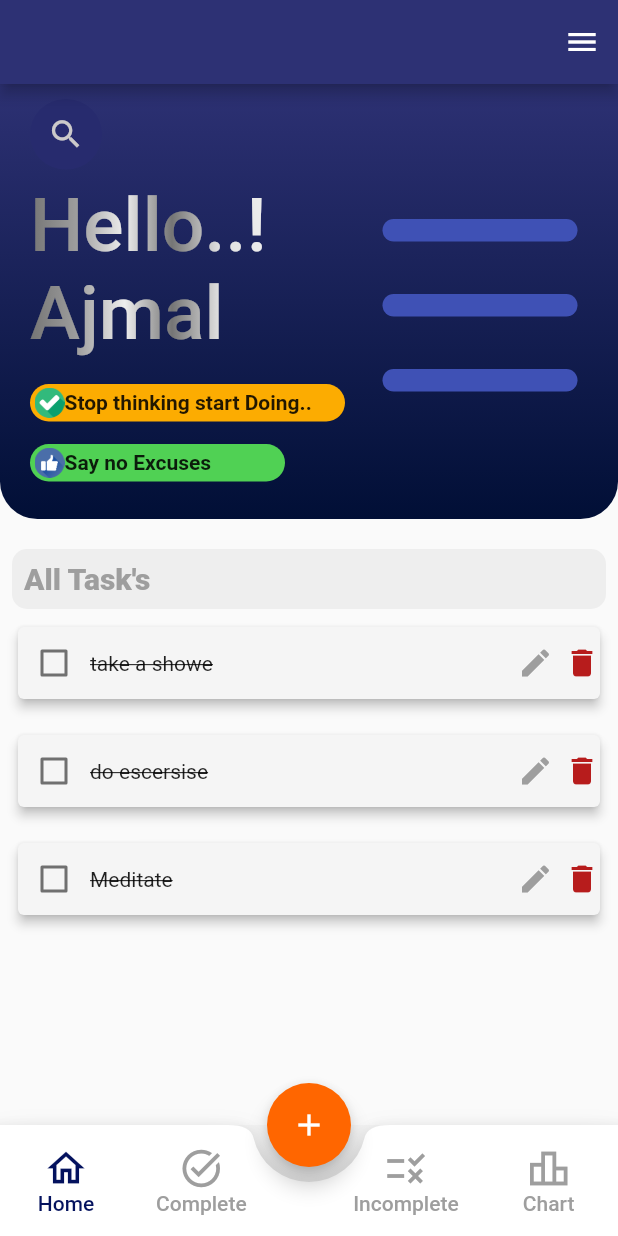
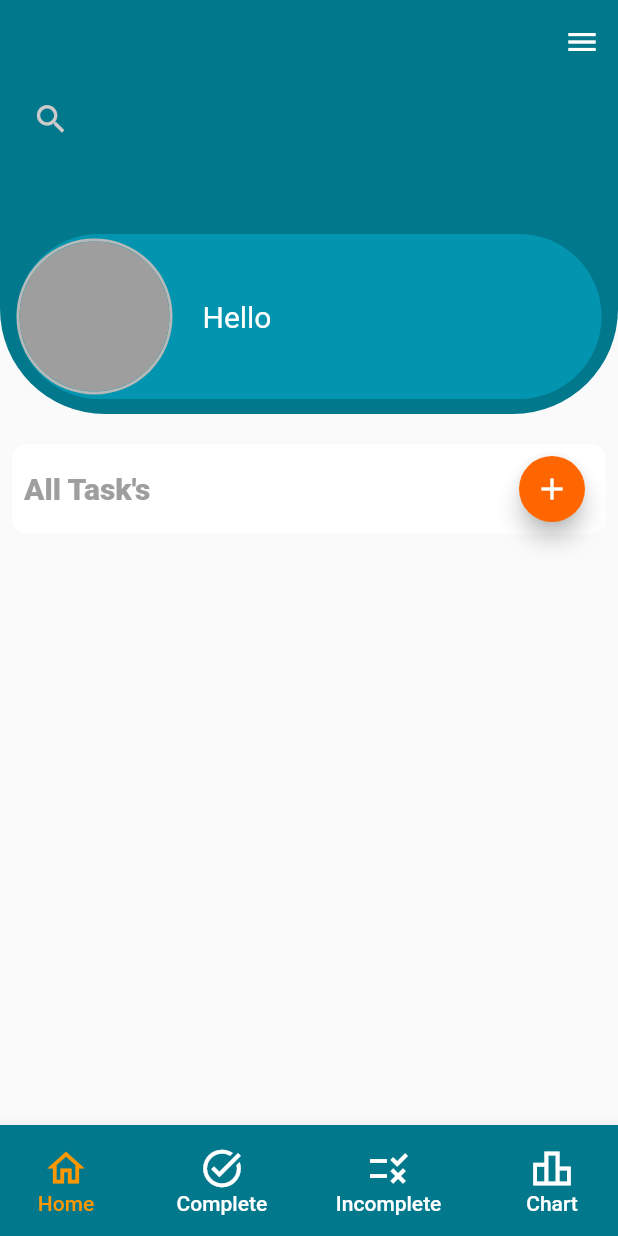
Before and after one commit to habeebputhiyakath/Todo_App, a Flutter app: the screen it shows after launch, on a phone screen of 412 x 824 dp. Run offline on Flutter 3.47's test engine with Material 2 defaults, Android fonts, the phone set to English and light mode, and no system bars.

Commit message:
Some changes

```diff
--- a/lib/Navbar.dart
+++ b/lib/Navbar.dart
@@ -9,14 +9,16 @@ import 'pages/uncomplete.dart';
 class BottomNavigation extends StatefulWidget {
   const BottomNavigation({super.key});
 
+
   @override
   State<BottomNavigation> createState() => _BottomNavigationState();
 }
 
 class _BottomNavigationState extends State<BottomNavigation> {
+  final dialogueController = TextEditingController();
   int _selectIndex = 0;
 
-  static const List _widgetOptions = [
+  static List _widgetOptions = [
     Homepage(),
     ComPleted(),
     UnComplete(),
@@ -24,64 +26,26 @@ class _BottomNavigationState extends State<BottomNavigation> {
   ];
   final PageStorageBucket bucket = PageStorageBucket();
   Widget currentScreen = Homepage();
+
+
   @override
   Widget build(BuildContext context) {
     return Scaffold(
-      backgroundColor: Colors.grey[100],
+      backgroundColor: Colors.white,
       body: PageStorage(
         bucket: bucket,
         child: currentScreen,
       ),
-      floatingActionButton: FloatingActionButton(
-        backgroundColor: Color.fromARGB(255, 255, 102, 0),
-        splashColor: Color.fromARGB(255, 240, 189, 48),
-        onPressed: () {
-          showDialog(
-            context: context,
-            builder: (BuildContext context) {
-              return AlertDialog(
-
-                title: Text('Add Task'),
-                content: TextFormField(
-                  decoration: InputDecoration(
-                    border: OutlineInputBorder(
-                      borderRadius: BorderRadius.circular(10),
-                      borderSide: BorderSide(color:Color.fromARGB(255, 4, 18, 94)),
-
-
-                    )
-                  ),
-                ),
-                actions: <Widget>[
-                  TextButton(
-                    child: Text('Add'),
-                    onPressed: () {
-                      Navigator.of(context).pop();
-                    },
-                  ),
-                  TextButton(
-                    child: Text('Cancel'),
-                    onPressed: () {
-                      Navigator.of(context).pop();
-                    },
-                  ),
-                ],
-              );
-            },
-          );
-        },
-        child: Icon(Icons.add),
-      ),
       floatingActionButtonLocation: FloatingActionButtonLocation.centerDocked,
       bottomNavigationBar: BottomAppBar(
+        color: Color.fromARGB(255, 2, 120, 141),
         shape: CircularNotchedRectangle(),
         notchMargin: 10,
         child: Container(
           height: 74,
           child: Row(
+            mainAxisAlignment: MainAxisAlignment.spaceBetween,
             children: <Widget>[
-              Row(
-                children: [
               MaterialButton(
                 onPressed: () {
                   setState(() {
@@ -96,15 +60,15 @@ class _BottomNavigationState extends State<BottomNavigation> {
                       Icons.home_outlined,
                       size: 30,
                       color: _selectIndex == 0
-                              ? Color.fromARGB(255, 4, 18, 94)
-                              : Colors.grey,
+                          ? Colors.orange
+                          : Colors.white,
                     ),
                     Text(
                       'Home',
                       style: TextStyle(
                         color: _selectIndex == 0
-                                ? Color.fromARGB(255, 4, 18, 94)
-                                : Colors.grey,
+                            ?  Colors.orange
+                            : Colors.white,
                       ),
                     )
                   ],
@@ -124,27 +88,21 @@ class _BottomNavigationState extends State<BottomNavigation> {
                       Icons.task_alt_outlined,
                       size: 30,
                       color: _selectIndex == 1
-                              ? Color.fromARGB(255, 4, 18, 94)
-                              : Colors.grey,
+                          ?  Colors.orange
+                          : Colors.white,
                     ),
                     Text(
                       'Complete',
                       style: TextStyle(
                         color: _selectIndex == 1
-                                ? Color.fromARGB(255, 4, 18, 94)
-                                : Colors.grey,
+                            ?  Colors.orange
+                            : Colors.white,
                       ),
                     )
                   ],
                 ),
               ),
-                ],
-              ),
-              SizedBox(
-                width: 39,
-              ),
-              Row(
-                children: [
+
               MaterialButton(
                 onPressed: () {
                   setState(() {
@@ -160,15 +118,15 @@ class _BottomNavigationState extends State<BottomNavigation> {
                       Icons.rule,
                       size: 30,
                       color: _selectIndex == 2
-                              ? Color.fromARGB(255, 4, 18, 94)
-                              : Colors.grey,
+                          ?  Colors.orange
+                          : Colors.white,
                     ),
                     Text(
                       'Incomplete',
                       style: TextStyle(
                         color: _selectIndex == 2
-                                ? Color.fromARGB(255, 4, 18, 94)
-                                : Colors.grey,
+                            ? Colors.orange
+                            : Colors.white,
                       ),
                     )
                   ],
@@ -188,21 +146,19 @@ class _BottomNavigationState extends State<BottomNavigation> {
                       Icons.leaderboard_outlined,
                       size: 30,
                       color: _selectIndex == 3
-                              ? Color.fromARGB(255, 4, 18, 94)
-                              : Colors.grey,
+                          ?  Colors.orange
+                          : Colors.white,
                     ),
                     Text(
                       'Chart',
                       style: TextStyle(
                         color: _selectIndex == 3
-                                ? Color.fromARGB(255, 4, 18, 94)
-                                : Colors.grey,
+                            ?  Colors.orange
+                            : Colors.white,
                       ),
                     )
                   ],
                 ),
-                  ),
-                ],
               )
             ],
           ),
@@ -210,4 +166,5 @@ class _BottomNavigationState extends State<BottomNavigation> {
       ),
     );
   }
+
 }
--- a/lib/pages/Complete.dart
+++ b/lib/pages/Complete.dart
@@ -12,14 +12,7 @@ class ComPleted extends StatelessWidget {
                 width: double.infinity,
                 height: 350,
                 decoration: BoxDecoration(
-                  gradient: LinearGradient(
-                    begin: Alignment.topCenter,
-                    end: Alignment.bottomCenter,
-                    colors: [
-                      Color.fromARGB(255, 45, 49, 116),
-                      Color.fromARGB(255, 1, 15, 54),
-                    ],
-                  ),
+                  color: Color.fromARGB(255, 2, 120, 141),
                   borderRadius: BorderRadius.only(
                     bottomLeft: Radius.circular(25),
                     bottomRight: Radius.circular(25),
@@ -27,7 +20,7 @@ class ComPleted extends StatelessWidget {
                 ),
                 child: Stack(
                   children: [
-                    _completedIcons(110,70,Icons.sentiment_satisfied_rounded,180,Colors.indigo),
+                    _completedIcons(110,70,Icons.sentiment_satisfied_rounded,180,Color.fromARGB(255, 3, 149, 175),),
                     _completedIcons(110,70,Icons.star,40,Colors.amber[400]!),
                     _completedIcons(275,110,Icons.star,30,Colors.amber[400]!),
                     _completedIcons(125,220,Icons.star,30,Colors.amber[400]!),
--- a/lib/pages/HomePage.dart
+++ b/lib/pages/HomePage.dart
@@ -5,7 +5,9 @@ import 'drawer.dart';
 import 'todolist.dart';
 
 class Homepage extends StatefulWidget {
-  const Homepage({super.key});
+  const Homepage({
+    super.key,
+  });
 
   @override
   State<Homepage> createState() => _HomepageState();
@@ -13,14 +15,11 @@ class Homepage extends StatefulWidget {
 
 class _HomepageState extends State<Homepage> {
   bool isChecked = false;
-  List todolist = [
-    ['take a showe', false],
-    ['do escersise', false],
-    ['Meditate', false],
-  ];
+  List todolist = [];
+  final dialogueController = TextEditingController();
   void checkBoxchanged(bool? value, int index) {
     setState(() {
-      todolist[index][1]=!todolist[index][1];
+      todolist[index][1] = !todolist[index][1];
     });
   }
 
@@ -28,7 +27,8 @@ class _HomepageState extends State<Homepage> {
   Widget build(BuildContext context) {
     return Scaffold(
       appBar: AppBar(
-        backgroundColor: Color.fromARGB(255, 45, 49, 116),
+        elevation: 0,
+        backgroundColor: Color.fromARGB(255, 2, 120, 141),
       ),
       endDrawer: draWer(),
       body: Column(
@@ -39,8 +39,8 @@ class _HomepageState extends State<Homepage> {
                 decoration: BoxDecoration(
                   boxShadow: [
                     BoxShadow(
-                      color: Colors.grey.withOpacity(0.5),
-                      spreadRadius: 5,
+                      color: Colors.black.withOpacity(0.10),
+                      spreadRadius: 10,
                       blurRadius: 10,
                       offset: Offset(0, 4),
                     ),
@@ -53,66 +53,49 @@ class _HomepageState extends State<Homepage> {
               ),
               Container(
                 width: double.infinity,
-                height: 290,
+                height: 220,
                 decoration: BoxDecoration(
-                  gradient: LinearGradient(
-                    begin: Alignment.topCenter,
-                    end: Alignment.bottomCenter,
-                    colors: [
-                      Color.fromARGB(255, 45, 49, 116),
-                      Color.fromARGB(255, 1, 15, 54),
-                    ],
-                  ),
+                  color: Color.fromARGB(255, 2, 120, 141),
                   borderRadius: BorderRadius.only(
-                    bottomLeft: Radius.circular(25),
-                    bottomRight: Radius.circular(25),
+                    bottomLeft: Radius.circular(70),
+                    bottomRight: Radius.circular(70),
                   ),
                 ),
                 child: Stack(
                   children: [
-                    Positioned(left: 20, top: 10, child: AnimatedSearchBar()),
-                    Positioned(
-                        top: 65,
-                        left: 20,
-                        child: ShaderMask(
-                          shaderCallback: (Rect bounds) {
-                            return LinearGradient(
-                              colors: [
-                                Colors.grey[600]!,
-                                Colors.grey[500]!,
-                                Colors.grey[200]!,
-                                Colors.grey[600]!,
-                                Colors.grey[300]!,
-                                Colors.grey[200]!,
-                              ],
-                              tileMode: TileMode.clamp,
-                            ).createShader(bounds);
-                          },
-                          child: Text(
-                            'Hello..!\nAjmal',
-                            style: TextStyle(
-                              fontSize: 50,
-                              fontWeight: FontWeight.w500,
-                              color: Colors.white,
-                            ),
+                    Positioned(left: 10, child: AnimatedSearchBar()),
+                  ],
+                ),
+              ),
+              Positioned(
+                top: 100,
+                left: 11,
+                child: Container(
+                  width: 390,
+                  height: 110,
+                  alignment: Alignment.centerLeft,
+                  decoration: BoxDecoration(
+                      color: Color.fromARGB(255, 3, 149, 175),
+                      borderRadius: BorderRadius.circular(70)),
+                  child: Row(
+                    children: [
+                      Container(
+                        decoration: BoxDecoration(
+                          shape: BoxShape.circle,
+                          border: Border.all(
+                            color: Color.fromARGB(255, 185, 184, 184),
+                            width: 2.0,
                           ),
-                        )),
-                    _positionedContainer1(
-                        200,
-                        'asset/checked (2).png',
-                        'Stop thinking start Doing..',
-                        Color.fromARGB(255, 252, 172, 1),
-                        210),
-                    _positionedContainer1(
-                        240,
-                        'asset/like.png',
-                        'Say no Excuses',
-                        const Color.fromARGB(255, 80, 209, 84),
-                        170),
-                    _positionedContainer(90, 255),
-                    _positionedContainer(140, 255),
-                    _positionedContainer(190, 255),
-                  ],
+                        ),
+                        child: CircleAvatar(
+                          radius: 50,
+                          backgroundColor: Colors.grey,
+                        ),
+                      ),
+                      SizedBox(width: 20,),
+                      Text('Hello',style: TextStyle(fontSize: 20,color: Colors.white),)
+                    ],
+                  ),
                 ),
               )
             ],
@@ -123,16 +106,16 @@ class _HomepageState extends State<Homepage> {
           Padding(
             padding: const EdgeInsets.only(left: 8, right: 8),
             child: Container(
-              height: 40,
+              height: 60,
               width: double.infinity,
               decoration: BoxDecoration(
                 borderRadius: BorderRadius.circular(10),
-                color: Colors.grey[200],
+                color: Colors.white,
               ),
               child: Padding(
                 padding: const EdgeInsets.all(8.0),
                 child: Row(
-                  mainAxisAlignment: MainAxisAlignment.start,
+                  mainAxisAlignment: MainAxisAlignment.spaceBetween,
                   children: [
                     Text(
                       "All Task's",
@@ -140,6 +123,42 @@ class _HomepageState extends State<Homepage> {
                           fontWeight: FontWeight.w800,
                           fontSize: 20,
                           color: Colors.grey),
+                    ),
+                    FloatingActionButton(
+                      backgroundColor: Color.fromARGB(255, 255, 102, 0),
+                      splashColor: Color.fromARGB(255, 240, 189, 48),
+                      onPressed: () {
+                        showDialog(
+                          context: context,
+                          builder: (BuildContext context) {
+                            return AlertDialog(
+                              title: Text('Add Task'),
+                              content: TextFormField(
+                                controller: dialogueController,
+                                decoration: InputDecoration(
+                                    border: OutlineInputBorder(
+                                  borderRadius: BorderRadius.circular(10),
+                                  borderSide: BorderSide(
+                                      color: Color.fromARGB(255, 4, 18, 94)),
+                                )),
+                              ),
+                              actions: <Widget>[
+                                TextButton(
+                                    child: Text('Add'),
+                                    onPressed: () {
+                                      addTask();
+                                    }),
+                                TextButton(
+                                    child: Text('Cancel'),
+                                    onPressed: () {
+                                      Navigator.of(context).pop();
+                                    }),
+                              ],
+                            );
+                          },
+                        );
+                      },
+                      child: Icon(Icons.add),
                     ),
                   ],
                 ),
@@ -157,7 +176,7 @@ class _HomepageState extends State<Homepage> {
                 );
               },
             ),
-          )
+          ),
         ],
       ),
     );
@@ -205,4 +224,11 @@ class _HomepageState extends State<Homepage> {
       ),
     );
   }
+
+  void addTask() {
+    setState(() {
+      todolist.add([dialogueController.text, false]);
+    });
+    Navigator.of(context).pop();
+  }
 }
--- a/lib/pages/search bar.dart
+++ b/lib/pages/search bar.dart
@@ -14,12 +14,12 @@ class _AnimatedSearchBarState extends State<AnimatedSearchBar> {
     return AnimatedContainer(
       curve: Curves.bounceIn,
       duration: Duration(milliseconds: 300),
-      width: _isSearching ? 365.0 : 48,
+      width: _isSearching ? 390.0 : 48,
       height: 47.0,
       alignment: _isSearching ? Alignment.centerLeft : Alignment.centerRight,
       decoration: BoxDecoration(
         borderRadius: BorderRadius.circular(80.0),
-        color: _isSearching? Color.fromARGB(255, 43, 56, 129):Color.fromARGB(255, 39, 43, 110),
+        color: _isSearching?Color.fromARGB(255, 10, 137, 160):Color.fromARGB(255, 2, 120, 141),
       ),
       child: Row(
         children: <Widget>[
--- a/lib/pages/todolist.dart
+++ b/lib/pages/todolist.dart
@@ -4,6 +4,7 @@ class toDolist extends StatelessWidget {
   final String taskName;
   final bool tasComplete;
   Function(bool?)? onChanged;
+
 
   toDolist({
     super.key,
@@ -29,12 +30,19 @@ class toDolist extends StatelessWidget {
                     onChanged: onChanged,
                     activeColor: Colors.green,
                     hoverColor: Colors.grey[200]),
-                Text(taskName,style: TextStyle(decoration: TextDecoration.lineThrough),),
+                Text(
+                  taskName,
+                  style: TextStyle(
+                      decoration: tasComplete
+                          ? TextDecoration.lineThrough
+                          : TextDecoration.none),
+                ),
               ],
             ),
             Row(
               children: [
                 GestureDetector(
+                    onTap: () {},
                     child: Icon(
                       Icons.edit,
                       color: Colors.grey,
@@ -43,6 +51,7 @@ class toDolist extends StatelessWidget {
                   width: 7,
                 ),
                 GestureDetector(
+                    onTap: () {},
                     child: Icon(
                       Icons.delete,
                       color: Colors.red[900],
--- a/lib/pages/uncomplete.dart
+++ b/lib/pages/uncomplete.dart
@@ -12,14 +12,7 @@ class UnComplete extends StatelessWidget {
                 width: double.infinity,
                 height: 350,
                 decoration: BoxDecoration(
-                  gradient: LinearGradient(
-                    begin: Alignment.topCenter,
-                    end: Alignment.bottomCenter,
-                    colors: [
-                      Color.fromARGB(255, 45, 49, 116),
-                      Color.fromARGB(255, 1, 15, 54),
-                    ],
-                  ),
+                 color: Color.fromARGB(255, 2, 120, 141),
                   borderRadius: BorderRadius.only(
                     bottomLeft: Radius.circular(25),
                     bottomRight: Radius.circular(25),
@@ -27,7 +20,7 @@ class UnComplete extends StatelessWidget {
                 ),
                 child: Stack(
                   children: [
-                    _completedIcons(110,70,Icons.sentiment_dissatisfied_rounded,180,Colors.indigo),
+                    _completedIcons(110,70,Icons.sentiment_dissatisfied_rounded,180,Color.fromARGB(255, 3, 149, 175),),
                     _completedIcons(110,70,Icons.water_drop,40,Colors.cyan),
                     _completedIcons(275,110,Icons.water_drop,30,Colors.cyan),
                     _completedIcons(125,220,Icons.water_drop,30,Colors.cyan),
```
Lines whose indentation alone changed are shown as unchanged.
